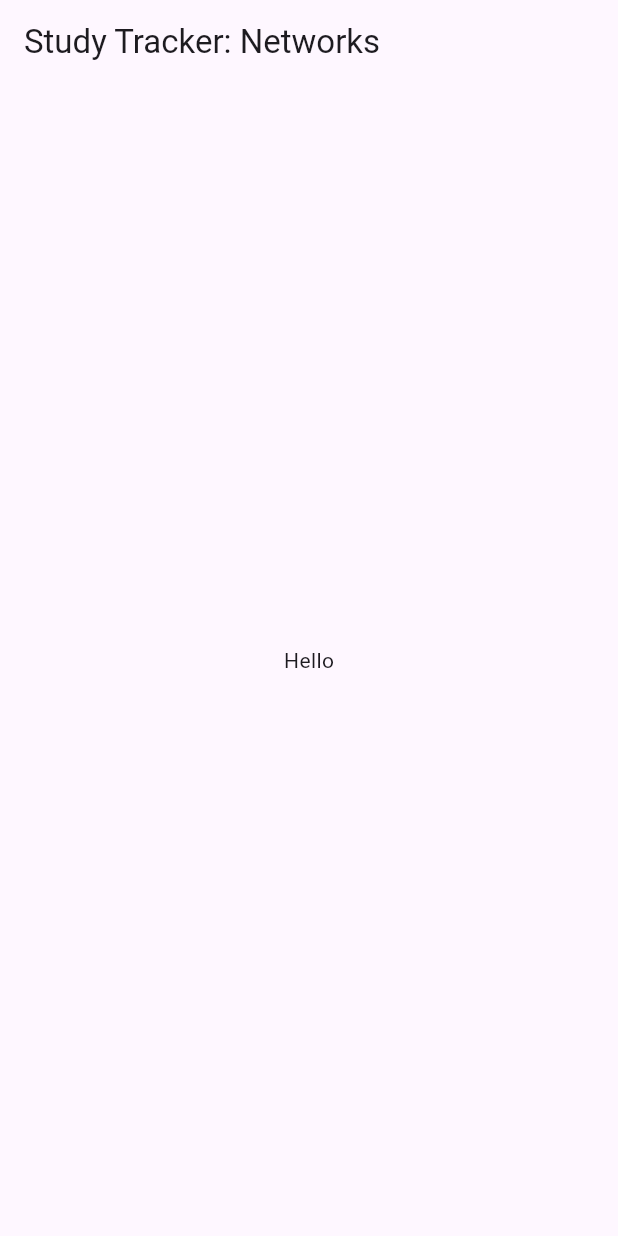
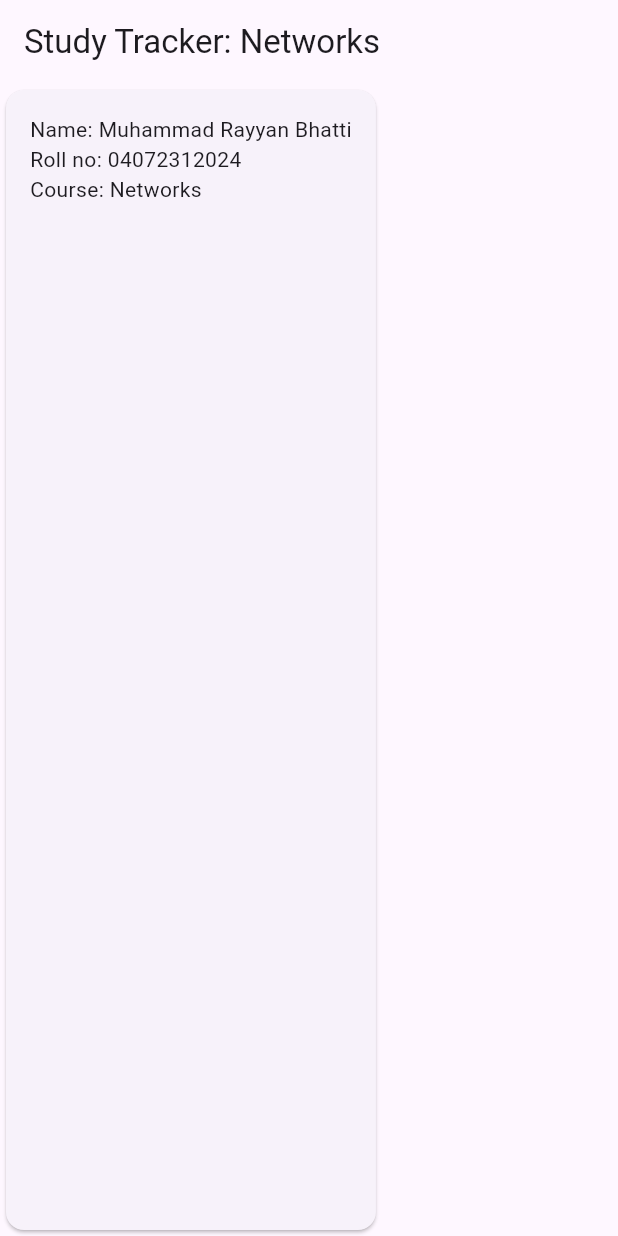
Before and after one commit to Calipha-Rayyan/Mobile-Application-Development, a Flutter app: the screen it shows after launch, on a phone screen of 412 x 824 dp. Run offline on Flutter 3.47's test engine with Material 3 defaults, Android fonts, the phone set to English and light mode, and no system bars.

Commit message:
Flutter lab: step 2

```diff
--- a/flutter_lab/lib/main.dart
+++ b/flutter_lab/lib/main.dart
@@ -52,12 +52,55 @@ class HomePage extends StatelessWidget {
       appBar: AppBar(
         title: Text('Study Tracker: $course'),
       ),
-      body: const Center(
-        child: Text('Hello'),
+      body: StudentCard(
+        name: studentName,
+        roll: rollNo,
+        course: course,
       ),
     );
   }
 }
+
+// Stateless: This widget displays fixed student information.
+class StudentCard extends StatelessWidget {
+  final String name;
+  final String roll;
+  final String course;
+
+  const StudentCard({
+    super.key,
+    required this.name,
+    required this.roll,
+    required this.course,
+  });
+
+  @override
+  Widget build(BuildContext context) {
+    return Card(
+      child: Padding(
+        padding: const EdgeInsets.all(16),
+        child: Column(
+          crossAxisAlignment: CrossAxisAlignment.start,
+          children: [
+            Text(
+              'Name: $name',
+              key: const Key('student-name'),
+            ),
+            Text(
+              'Roll no: $roll',
+              key: const Key('student-roll'),
+            ),
+            Text(
+              'Course: $course',
+              key: const Key('student-course'),
+            ),
+          ],
+        ),
+      ),
+    );
+  }
+}
+
 
 // ---- Provided for Step 7. It has a bug on purpose. Do not rename anything.
 class BuggyCounter extends StatefulWidget {
```
